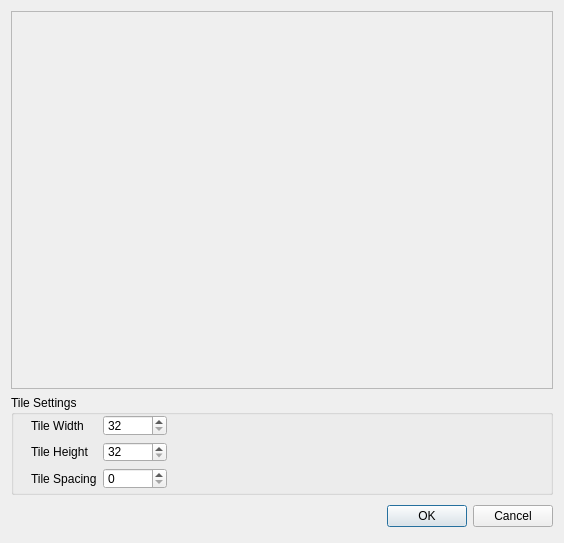
Before: the Qt Designer form RolePlayer/tileset_import.ui in jswigart/roleplayer, drawn with Qt 5.
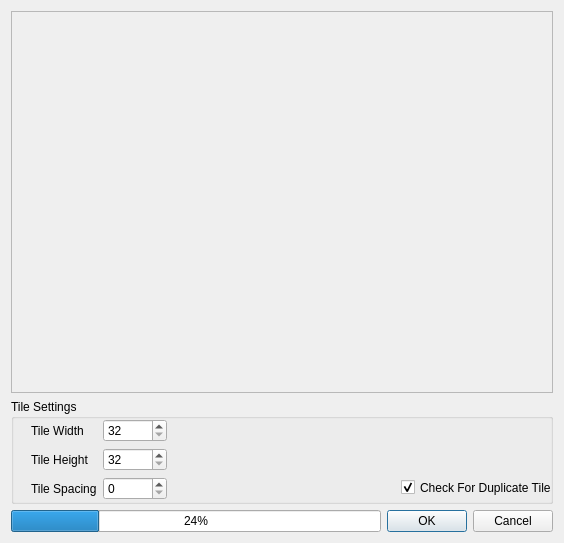
After: the same form once the commit is applied.

Commit message: improvements to tile loading, include copy of property browser so it can be exported properly for dll linking

```diff
--- a/RolePlayer/tileset_import.ui
+++ b/RolePlayer/tileset_import.ui
@@ -25,6 +25,9 @@
   <layout class="QVBoxLayout" name="verticalLayout">
    <item>
     <widget class="QScrollArea" name="scrollArea">
+     <property name="horizontalScrollBarPolicy">
+      <enum>Qt::ScrollBarAlwaysOff</enum>
+     </property>
      <property name="widgetResizable">
       <bool>true</bool>
      </property>
@@ -34,7 +37,7 @@
         <x>0</x>
         <y>0</y>
         <width>544</width>
-        <height>378</height>
+        <height>381</height>
        </rect>
       </property>
      </widget>
@@ -51,7 +54,7 @@
      <property name="minimumSize">
       <size>
        <width>0</width>
-       <height>100</height>
+       <height>105</height>
       </size>
      </property>
      <property name="title">
@@ -63,10 +66,13 @@
         <x>20</x>
         <y>20</y>
         <width>136</width>
-        <height>74</height>
+        <height>81</height>
        </rect>
       </property>
       <layout class="QFormLayout" name="formLayout">
+       <property name="fieldGrowthPolicy">
+        <enum>QFormLayout::AllNonFixedFieldsGrow</enum>
+       </property>
        <item row="0" column="0">
         <widget class="QLabel" name="label">
          <property name="text">
@@ -129,22 +135,32 @@
        </item>
       </layout>
      </widget>
+     <widget class="QCheckBox" name="checkBoxCheckForDupes">
+      <property name="geometry">
+       <rect>
+        <x>390</x>
+        <y>80</y>
+        <width>151</width>
+        <height>17</height>
+       </rect>
+      </property>
+      <property name="text">
+       <string>Check For Duplicate Tiles</string>
+      </property>
+      <property name="checked">
+       <bool>true</bool>
+      </property>
+     </widget>
     </widget>
    </item>
    <item>
     <layout class="QHBoxLayout" name="horizontalLayout_2">
      <item>
-      <spacer>
-       <property name="orientation">
-        <enum>Qt::Horizontal</enum>
+      <widget class="QProgressBar" name="tileImportProgress">
+       <property name="value">
+        <number>24</number>
        </property>
-       <property name="sizeHint" stdset="0">
-        <size>
-         <width>131</width>
-         <height>31</height>
-        </size>
-       </property>
-      </spacer>
+      </widget>
      </item>
      <item>
       <widget class="QPushButton" name="okButton">
```
Left out of the diff: 2 changed lines with no effect on the pictures. The commit also changes 51 other files.
